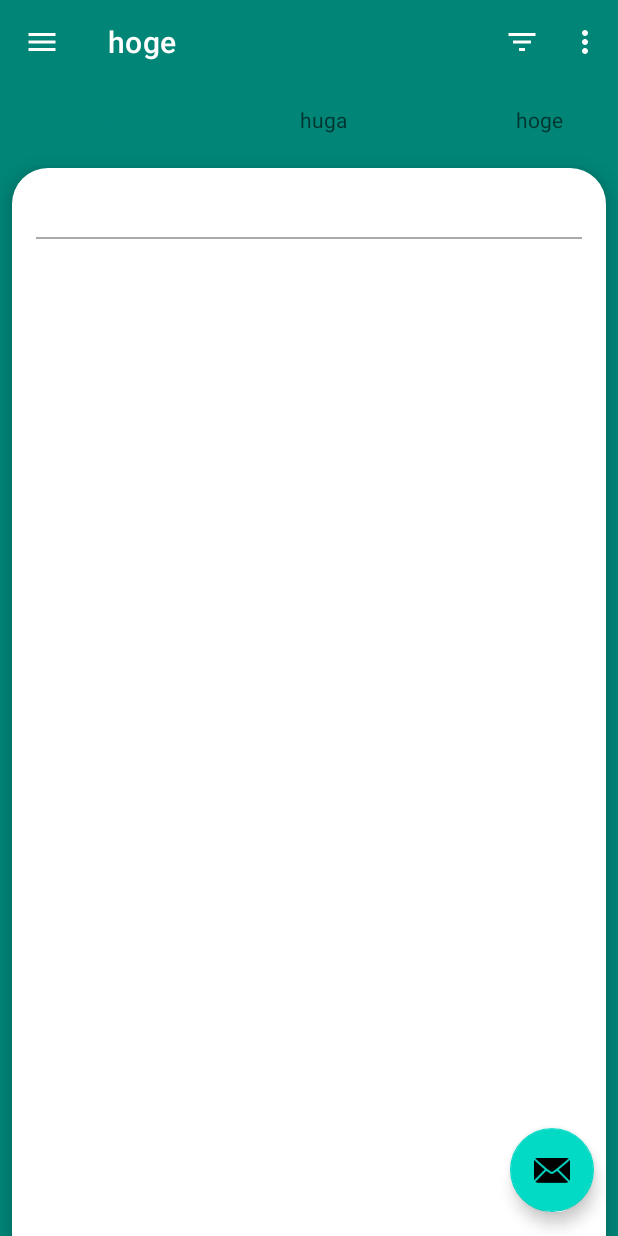
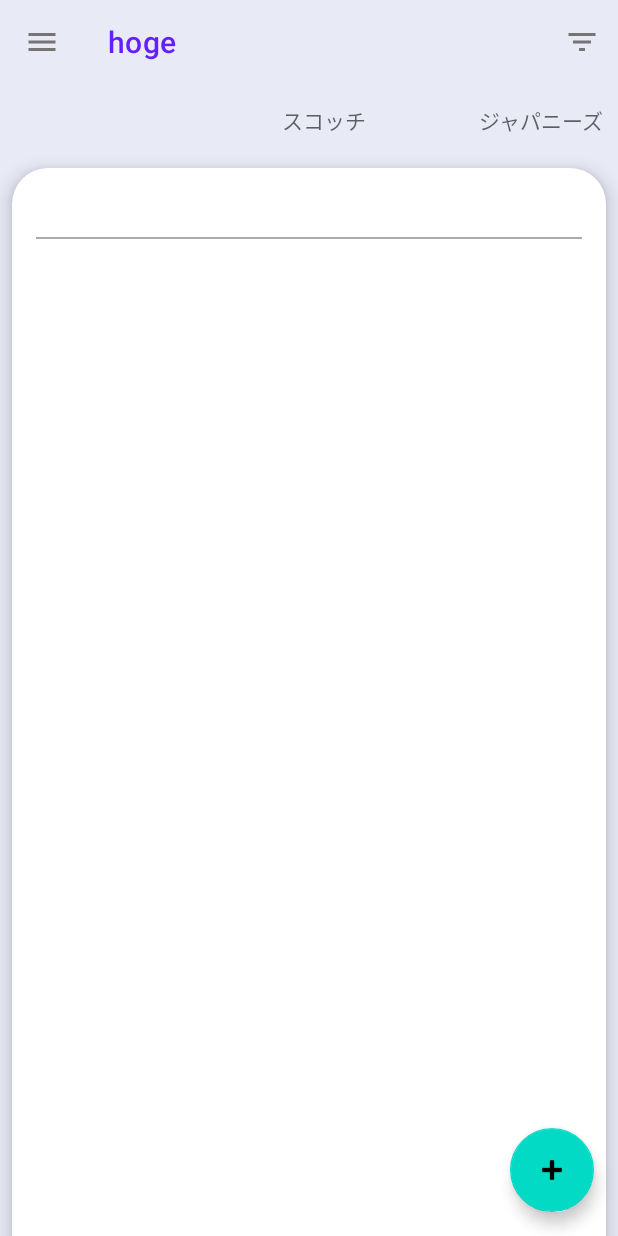
Before and after one commit to aosa4054/Whiskeynote, an Android app: the screen it shows after launch (MainActivity), on a phone screen of 412 x 824 dp. Run offline under Robolectric (Android 15) with nearby library versions, the phone set to English and light mode, and no system bars.

Commit message:
main画面の見た目を整えた

```diff
--- a/app/build.gradle
+++ b/app/build.gradle
@@ -37,7 +37,7 @@ dependencies {
     androidTestImplementation 'androidx.test.espresso:espresso-core:3.1.0-alpha4'
 
     //material components
-    implementation 'com.google.android.material:material:1.0.0-beta01'
+    implementation 'com.google.android.material:material:1.0.0'
 
     //Room
     implementation "android.arch.persistence.room:runtime:1.0.0"
--- a/app/src/main/java/io/github/aosa4054/whiskeynote/editWhiskey/EditWhiskeyActivity.kt
+++ b/app/src/main/java/io/github/aosa4054/whiskeynote/editWhiskey/EditWhiskeyActivity.kt
@@ -16,6 +16,7 @@ import kotlinx.android.synthetic.main.activity_edit_whiskey.*
 import kotlinx.android.synthetic.main.fragment_edit_whiskey.*
 import permissions.dispatcher.NeedsPermission
 import java.io.IOException
+import java.util.*
 
 
 class EditWhiskeyActivity : AppCompatActivity() {
@@ -61,12 +62,12 @@ class EditWhiskeyActivity : AppCompatActivity() {
         intent.putExtra("aspectY", 1)
         intent.putExtra("scale", true)
         intent.putExtra("return-data", true)
+        intent.putExtra(MediaStore.EXTRA_MEDIA_TITLE, "Whiskeynote Media/${Random()}.jpg")
         startActivityForResult(intent, RESULT_CROP)
     }
 
     override fun onActivityResult(requestCode: Int, resultCode: Int, data: Intent?) {
         super.onActivityResult(requestCode, resultCode, data)
-
         if (requestCode == REQUEST_CHOOSER) {
             if (resultCode != Activity.RESULT_OK) return
             val resultUri = (if (data != null) data.data else uri) ?: return
--- a/app/src/main/java/io/github/aosa4054/whiskeynote/top/MainFragmentPagerAdapter.kt
+++ b/app/src/main/java/io/github/aosa4054/whiskeynote/top/MainFragmentPagerAdapter.kt
@@ -7,7 +7,7 @@ import androidx.fragment.app.FragmentPagerAdapter
 
 class MainFragmentPagerAdapter(fm: FragmentManager?) : FragmentPagerAdapter(fm) {
 
-    private val tabTitles = arrayOf<CharSequence>("hoge", "huga", "hoge", "huga")
+    private val tabTitles = arrayOf<CharSequence>("全て", "スコッチ", "ジャパニーズ", "アメリカン", "アイリッシュ", "カナディアン", "それ以外")
 
     private lateinit var fragment: Fragment
     private var position = 0
--- a/app/src/main/res/drawable/baseline_close_24.xml
+++ b/app/src/main/res/drawable/ic_close_black_24dp.xml
@@ -2,9 +2,8 @@
         android:width="24dp"
         android:height="24dp"
         android:viewportWidth="24.0"
-        android:viewportHeight="24.0"
-        android:tint="?attr/colorControlNormal">
+        android:viewportHeight="24.0">
     <path
-        android:fillColor="@android:color/white"
+        android:fillColor="#FF757575"
         android:pathData="M19,6.41L17.59,5 12,10.59 6.41,5 5,6.41 10.59,12 5,17.59 6.41,19 12,13.41 17.59,19 19,17.59 13.41,12z"/>
 </vector>
--- a/app/src/main/res/drawable/baseline_filter_list_24.xml
+++ b/app/src/main/res/drawable/ic_filter_list_black_24dp.xml
@@ -2,9 +2,8 @@
         android:width="24dp"
         android:height="24dp"
         android:viewportWidth="24.0"
-        android:viewportHeight="24.0"
-        android:tint="?attr/colorControlNormal">
+        android:viewportHeight="24.0">
     <path
-        android:fillColor="@android:color/white"
+        android:fillColor="#FF757575"
         android:pathData="M10,18h4v-2h-4v2zM3,6v2h18L21,6L3,6zM6,13h12v-2L6,11v2z"/>
 </vector>
--- a/app/src/main/res/drawable/baseline_menu_24.xml
+++ b/app/src/main/res/drawable/ic_menu_black_24dp.xml
@@ -2,9 +2,8 @@
         android:width="24dp"
         android:height="24dp"
         android:viewportWidth="24.0"
-        android:viewportHeight="24.0"
-        android:tint="?attr/colorControlNormal">
+        android:viewportHeight="24.0">
     <path
-        android:fillColor="@android:color/white"
+        android:fillColor="#FF757575"
         android:pathData="M3,18h18v-2L3,16v2zM3,13h18v-2L3,11v2zM3,6v2h18L21,6L3,6z"/>
 </vector>
--- a/app/src/main/res/layout/activity_edit_whiskey.xml
+++ b/app/src/main/res/layout/activity_edit_whiskey.xml
@@ -12,15 +12,15 @@
         app:layout_constraintStart_toStartOf="parent"
         android:layout_width="match_parent"
         android:layout_height="wrap_content"
-        android:theme="@style/AppTheme.AppBarOverlay"
-        app:elevation="0dp">
+        android:theme="@style/AppTheme.AppBarOverlay">
 
         <androidx.appcompat.widget.Toolbar
+            app:titleTextColor="@color/colorAccent"
             android:id="@+id/toolbar_edit_whiskey"
             android:layout_width="match_parent"
             android:layout_height="?attr/actionBarSize"
             android:background="?attr/colorPrimary"
-            app:navigationIcon="@drawable/baseline_close_24" />
+            app:navigationIcon="@drawable/ic_close_black_24dp" />
     </com.google.android.material.appbar.AppBarLayout>
 
     <fragment
--- a/app/src/main/res/layout/activity_main.xml
+++ b/app/src/main/res/layout/activity_main.xml
@@ -16,11 +16,12 @@
         app:elevation="0dp">
 
         <androidx.appcompat.widget.Toolbar
+            app:titleTextColor="@color/colorAccent"
             android:id="@+id/toolbar_main"
             android:layout_width="match_parent"
             android:layout_height="?attr/actionBarSize"
             android:background="?attr/colorPrimary"
-            app:navigationIcon="@drawable/baseline_menu_24" />
+            app:navigationIcon="@drawable/ic_menu_black_24dp"/>
 
     </com.google.android.material.appbar.AppBarLayout>
 
@@ -43,7 +44,7 @@
             app:tabMinWidth="144dp"
             app:tabMode="scrollable"
             app:tabTextAppearance="@style/tabText"
-            app:tabGravity="center" />
+            app:tabGravity="center"/>
     </androidx.viewpager.widget.ViewPager>
 
     <com.google.android.material.floatingactionbutton.FloatingActionButton
@@ -53,6 +54,7 @@
         app:layout_constraintEnd_toEndOf="parent"
         app:layout_constraintBottom_toBottomOf="parent"
         android:layout_margin="@dimen/fab_margin"
-        app:srcCompat="@android:drawable/ic_dialog_email" />
+        android:tint="@android:color/white"
+        app:srcCompat="@android:drawable/ic_input_add" />
 
 </androidx.constraintlayout.widget.ConstraintLayout>
--- a/app/src/main/res/menu/menu_main.xml
+++ b/app/src/main/res/menu/menu_main.xml
@@ -2,15 +2,10 @@
     xmlns:app="http://schemas.android.com/apk/res-auto"
     xmlns:tools="http://schemas.android.com/tools"
     tools:context="io.github.aosa4054.whiskeynote.top.MainActivity">
-    <item
-        android:id="@+id/action_settings"
-        android:orderInCategory="100"
-        android:title="@string/action_settings"
-        app:showAsAction="never" />
 
     <item
         android:id="@+id/action_filter"
-        android:icon="@drawable/baseline_filter_list_24"
+        android:icon="@drawable/ic_filter_list_black_24dp"
         android:title="Filter"
         app:showAsAction="ifRoom" />
 </menu>
--- a/app/src/main/res/values/colors.xml
+++ b/app/src/main/res/values/colors.xml
@@ -1,6 +1,12 @@
 <?xml version="1.0" encoding="utf-8"?>
 <resources>
-    <color name="colorPrimary">#008577</color>
-    <color name="colorPrimaryDark">#00574B</color>
-    <color name="colorAccent">#D81B60</color>
+
+    <color name="colorAccent">#651fff</color>
+    <color name="colorAccentDark">#0100ca</color>
+    <color name="colorAccentLight">#a255ff</color>
+
+    <color name="colorPrimary">#e8eaf6</color>
+    <color name="colorPrimaryDark">#b6b8c3</color>
+    <color name="colorPrimaryLight">#ffffff</color>
+
 </resources>
```
Also changed, not shown: app/src/main/res/drawable/baseline_done_24.xml (deleted, +0 -10 lines).
